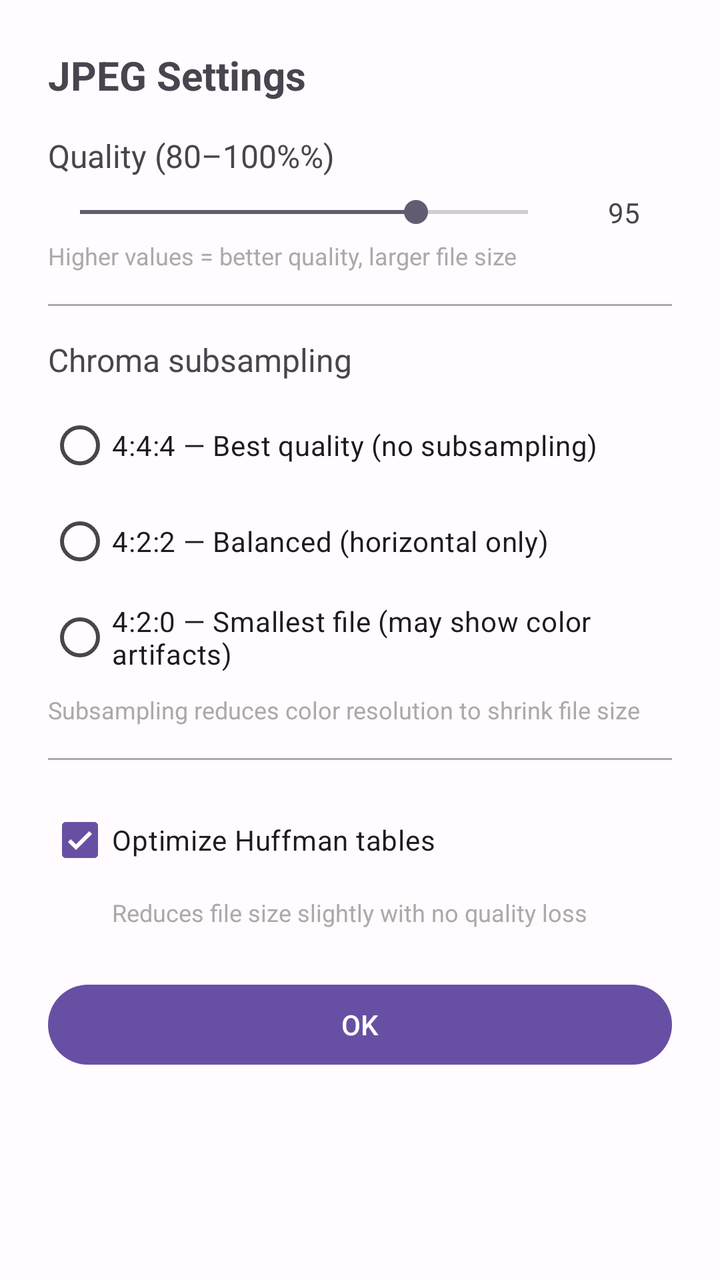
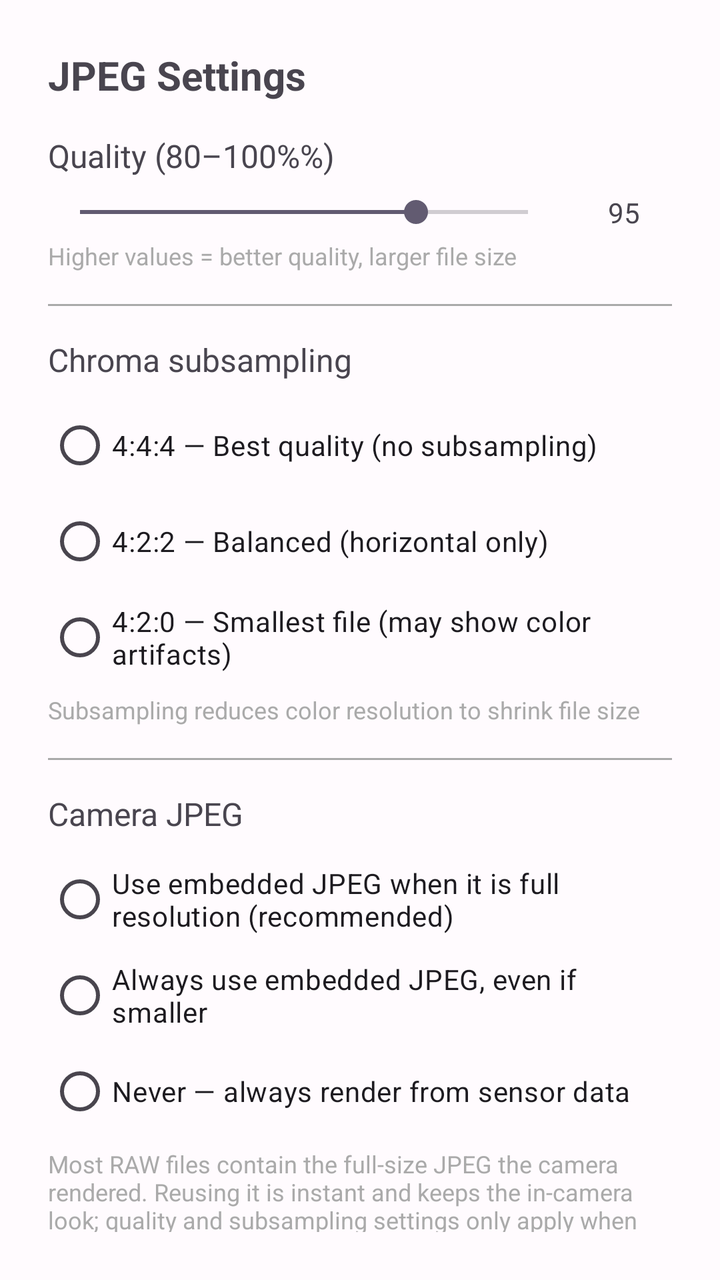

Compare the two renders of this Android layout. The source of the first and the diff that turns it into the second are given below.
<!-- AndroidManifest.xml: application theme Theme.Raw2DNG -->
<!-- res/layout/dialog_jpeg_settings.xml -->
<?xml version="1.0" encoding="utf-8"?>
<LinearLayout xmlns:android="http://schemas.android.com/apk/res/android"
    android:layout_width="match_parent"
    android:layout_height="wrap_content"
    android:orientation="vertical"
    android:padding="24dp">

    <TextView
        android:layout_width="match_parent"
        android:layout_height="wrap_content"
        android:text="@string/jpeg_settings_title"
        android:textSize="20sp"
        android:textStyle="bold"
        android:layout_marginBottom="16dp" />

    
    <TextView
        android:layout_width="match_parent"
        android:layout_height="wrap_content"
        android:text="@string/jpeg_quality_label"
        android:textSize="16sp"
        android:layout_marginBottom="8dp" />

    <LinearLayout
        android:layout_width="match_parent"
        android:layout_height="wrap_content"
        android:orientation="horizontal"
        android:gravity="center_vertical">

        <SeekBar
            android:id="@+id/seekJpegQuality"
            android:layout_width="0dp"
            android:layout_height="wrap_content"
            android:layout_weight="1"
            android:min="80"
            android:max="100"
            android:progress="95" />

        <TextView
            android:id="@+id/txtQualityValue"
            android:layout_width="48dp"
            android:layout_height="wrap_content"
            android:text="95"
            android:textAlignment="center"
            android:layout_marginStart="8dp" />

    </LinearLayout>

    <TextView
        android:layout_width="match_parent"
        android:layout_height="wrap_content"
        android:text="@string/jpeg_quality_hint"
        android:textSize="12sp"
        android:textColor="@android:color/darker_gray"
        android:layout_marginTop="4dp" />

    
    <View
        android:layout_width="match_parent"
        android:layout_height="1dp"
        android:background="@android:color/darker_gray"
        android:layout_marginTop="16dp"
        android:layout_marginBottom="16dp" />

    <TextView
        android:layout_width="match_parent"
        android:layout_height="wrap_content"
        android:text="@string/jpeg_chroma_label"
        android:textSize="16sp"
        android:layout_marginBottom="8dp" />

    <RadioGroup
        android:id="@+id/radioGroupChroma"
        android:layout_width="match_parent"
        android:layout_height="wrap_content"
        android:orientation="vertical">

        <RadioButton
            android:id="@+id/radioChroma444"
            android:layout_width="match_parent"
            android:layout_height="wrap_content"
            android:text="@string/chroma_444" />

        <RadioButton
            android:id="@+id/radioChroma422"
            android:layout_width="match_parent"
            android:layout_height="wrap_content"
            android:text="@string/chroma_422" />

        <RadioButton
            android:id="@+id/radioChroma420"
            android:layout_width="match_parent"
            android:layout_height="wrap_content"
            android:text="@string/chroma_420" />

    </RadioGroup>

    <TextView
        android:layout_width="match_parent"
        android:layout_height="wrap_content"
        android:text="@string/jpeg_chroma_hint"
        android:textSize="12sp"
        android:textColor="@android:color/darker_gray"
        android:layout_marginTop="4dp" />

    
    <View
        android:layout_width="match_parent"
        android:layout_height="1dp"
        android:background="@android:color/darker_gray"
        android:layout_marginTop="16dp"
        android:layout_marginBottom="16dp" />

    <CheckBox
        android:id="@+id/chkOptimizeHuffman"
        android:layout_width="match_parent"
        android:layout_height="wrap_content"
        android:text="@string/jpeg_optimize_label"
        android:checked="true" />

    <TextView
        android:layout_width="match_parent"
        android:layout_height="wrap_content"
        android:text="@string/jpeg_optimize_hint"
        android:textSize="12sp"
        android:textColor="@android:color/darker_gray"
        android:layout_marginStart="32dp"
        android:layout_marginTop="4dp" />

    
    <Button
        android:id="@+id/btnOk"
        android:layout_width="match_parent"
        android:layout_height="wrap_content"
        android:text="@string/ok"
        android:layout_marginTop="24dp" />

</LinearLayout>
<!-- resources referenced by this layout -->
<resources>
  <string name="chroma_420">4:2:0 — Smallest file (may show color artifacts)</string>
  <string name="chroma_422">4:2:2 — Balanced (horizontal only)</string>
  <string name="chroma_444">4:4:4 — Best quality (no subsampling)</string>
  <string name="jpeg_chroma_hint">Subsampling reduces color resolution to shrink file size</string>
  <string name="jpeg_chroma_label">Chroma subsampling</string>
  <string name="jpeg_optimize_hint">Reduces file size slightly with no quality loss</string>
  <string name="jpeg_optimize_label">Optimize Huffman tables</string>
  <string name="jpeg_quality_hint">Higher values = better quality, larger file size</string>
  <string name="jpeg_quality_label">Quality (80–100%%)</string>
  <string name="jpeg_settings_title">JPEG Settings</string>
  <string name="ok">OK</string>
  <style name="Theme.Raw2DNG" parent="Theme.Material3.DayNight.NoActionBar">
          
          <item name="colorPrimary">@color/md_theme_primary</item>
          <item name="colorOnPrimary">@color/md_theme_onPrimary</item>
          <item name="colorPrimaryContainer">@color/md_theme_primaryContainer</item>
          <item name="colorOnPrimaryContainer">@color/md_theme_onPrimaryContainer</item>
          
          <item name="colorSecondary">@color/md_theme_secondary</item>
          <item name="colorOnSecondary">@color/md_theme_onSecondary</item>
          <item name="colorSecondaryContainer">@color/md_theme_secondaryContainer</item>
          <item name="colorOnSecondaryContainer">@color/md_theme_onSecondaryContainer</item>
          
          <item name="colorTertiary">@color/md_theme_tertiary</item>
          <item name="colorOnTertiary">@color/md_theme_onTertiary</item>
          
          <item name="android:colorBackground">@color/md_theme_background</item>
          <item name="colorOnBackground">@color/md_theme_onBackground</item>
          <item name="colorSurface">@color/md_theme_surface</item>
          <item name="colorOnSurface">@color/md_theme_onSurface</item>
          <item name="colorSurfaceVariant">@color/md_theme_surfaceVariant</item>
          <item name="colorOnSurfaceVariant">@color/md_theme_onSurfaceVariant</item>
          
          <item name="android:statusBarColor">@android:color/transparent</item>
          <item name="android:navigationBarColor">@android:color/transparent</item>
      </style>
  <color name="md_theme_primary">#6750A4</color>
  <color name="md_theme_onPrimary">#FFFFFF</color>
  <color name="md_theme_primaryContainer">#EADDFF</color>
  <color name="md_theme_onPrimaryContainer">#21005E</color>
  <color name="md_theme_secondary">#625B71</color>
  <color name="md_theme_onSecondary">#FFFFFF</color>
  <color name="md_theme_secondaryContainer">#E8DEF8</color>
  <color name="md_theme_onSecondaryContainer">#1E192B</color>
  <color name="md_theme_tertiary">#7D5260</color>
  <color name="md_theme_onTertiary">#FFFFFF</color>
  <color name="md_theme_background">#FFFBFE</color>
  <color name="md_theme_onBackground">#1C1B1F</color>
  <color name="md_theme_surface">#FFFBFE</color>
  <color name="md_theme_onSurface">#1C1B1F</color>
  <color name="md_theme_surfaceVariant">#E7E0EC</color>
  <color name="md_theme_onSurfaceVariant">#49454E</color>
</resources>

<!-- the commit's change to res/layout/dialog_jpeg_settings.xml (unified diff, before → after) -->
@@ -111,6 +111,55 @@
         android:layout_marginTop="16dp"
         android:layout_marginBottom="16dp" />
 
+    <TextView
+        android:layout_width="match_parent"
+        android:layout_height="wrap_content"
+        android:text="@string/jpeg_embedded_label"
+        android:textSize="16sp"
+        android:layout_marginBottom="8dp" />
+
+    <RadioGroup
+        android:id="@+id/radioGroupEmbedded"
+        android:layout_width="match_parent"
+        android:layout_height="wrap_content"
+        android:orientation="vertical">
+
+        <RadioButton
+            android:id="@+id/radioEmbeddedFullRes"
+            android:layout_width="match_parent"
+            android:layout_height="wrap_content"
+            android:text="@string/jpeg_embedded_full_res" />
+
+        <RadioButton
+            android:id="@+id/radioEmbeddedAlways"
+            android:layout_width="match_parent"
+            android:layout_height="wrap_content"
+            android:text="@string/jpeg_embedded_always" />
+
+        <RadioButton
+            android:id="@+id/radioEmbeddedNever"
+            android:layout_width="match_parent"
+            android:layout_height="wrap_content"
+            android:text="@string/jpeg_embedded_never" />
+
+    </RadioGroup>
+
+    <TextView
+        android:layout_width="match_parent"
+        android:layout_height="wrap_content"
+        android:text="@string/jpeg_embedded_hint"
+        android:textSize="12sp"
+        android:textColor="@android:color/darker_gray"
+        android:layout_marginTop="4dp" />
+
+    
+    <View
+        android:layout_width="match_parent"
+        android:layout_height="1dp"
+        android:background="@android:color/darker_gray"
+        android:layout_marginTop="16dp"
+        android:layout_marginBottom="16dp" />
+
     <CheckBox
         android:id="@+id/chkOptimizeHuffman"
         android:layout_width="match_parent"
<!-- resource entries referenced after the edit -->
@@ -5,6 +5,11 @@
   <string name="chroma_444">4:4:4 — Best quality (no subsampling)</string>
   <string name="jpeg_chroma_hint">Subsampling reduces color resolution to shrink file size</string>
   <string name="jpeg_chroma_label">Chroma subsampling</string>
+  <string name="jpeg_embedded_always">Always use embedded JPEG, even if smaller</string>
+  <string name="jpeg_embedded_full_res">Use embedded JPEG when it is full resolution (recommended)</string>
+  <string name="jpeg_embedded_hint">Most RAW files contain the full-size JPEG the camera rendered. Reusing it is instant and keeps the in-camera look; quality and subsampling settings only apply when rendering.</string>
+  <string name="jpeg_embedded_label">Camera JPEG</string>
+  <string name="jpeg_embedded_never">Never — always render from sensor data</string>
   <string name="jpeg_optimize_hint">Reduces file size slightly with no quality loss</string>
   <string name="jpeg_optimize_label">Optimize Huffman tables</string>
   <string name="jpeg_quality_hint">Higher values = better quality, larger file size</string>
